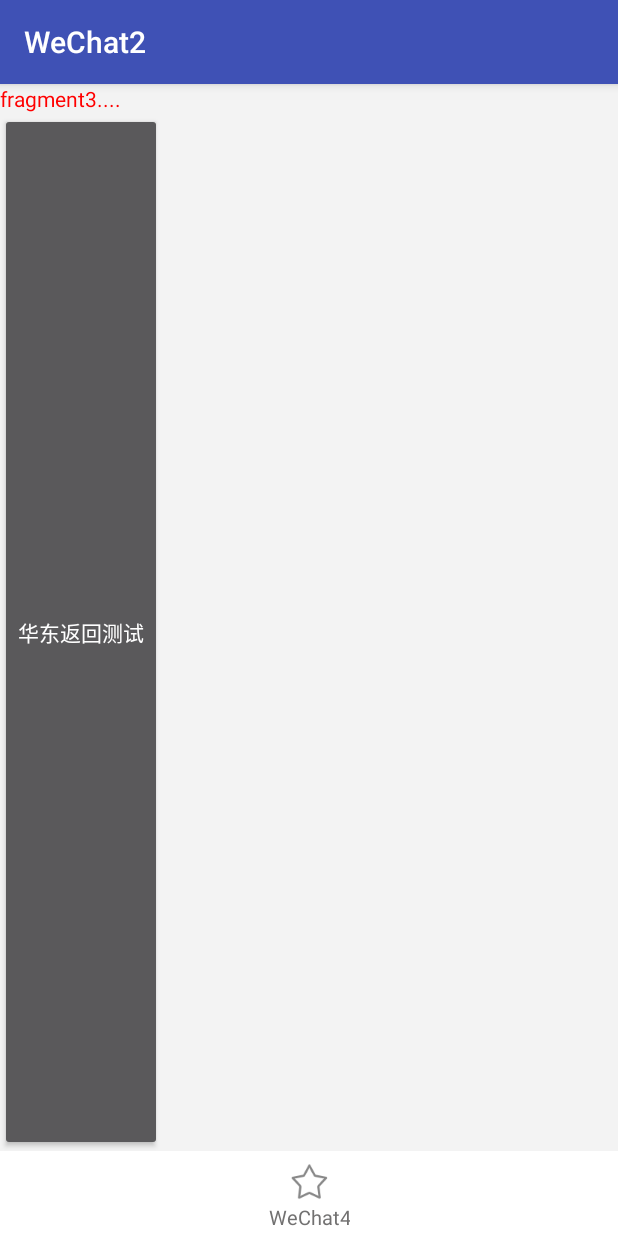
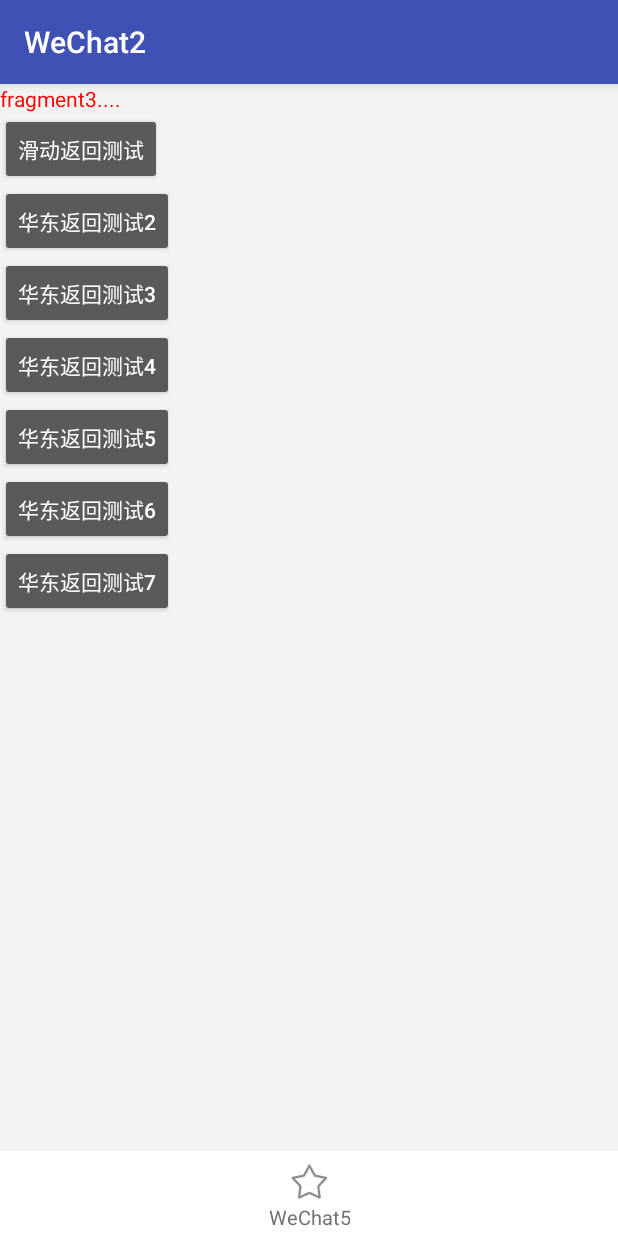
Before and after one commit to Erichkko/WeChat1, an Android app: the fragment Fragment3 placed in its activity, on a phone screen of 412 x 824 dp. Run offline under Robolectric (Android 15) with nearby library versions, the phone set to English and light mode, and no system bars; 1 statement that could not run was skipped.

Commit message:
1.提交新的接口供以后调试使用

```diff
--- a/app/src/main/java/com/eri/wechat2/ui/activity/MainActivity.java
+++ b/app/src/main/java/com/eri/wechat2/ui/activity/MainActivity.java
@@ -14,6 +14,7 @@ import com.eri.wechat2.ui.fragment.Fragment2;
 import com.eri.wechat2.ui.fragment.Fragment3;
 import com.eri.wechat2.ui.fragment.Fragment4;
 import com.eri.wechat2.ui.fragment.Fragment5;
+import com.eri.wechat2.utils.UIUtils;
 
 
 public class MainActivity extends BaseActivity {
@@ -26,7 +27,7 @@ public class MainActivity extends BaseActivity {
     private int mImageViewArray[] = { R.drawable.bg_tabbar_home_selector, R.drawable.bg_tabbar_message_selector,
             R.drawable.bg_tabbar_profile_selector,R.drawable.bg_tabbar_discover_selector,R.drawable.bg_tabbar_fav_selector  };
     private int mTextviewArray[] = { R.string.tab_1_title, R.string.tab_2_title, R.string.tab_3_title,
-            R.string.tab_4_title , R.string.tab_4_title };
+            R.string.tab_4_title , R.string.tab_5_title };
 
     @Override
     protected void initView() {
@@ -68,7 +69,7 @@ public class MainActivity extends BaseActivity {
         imageView.setBackgroundResource(mImageViewArray[index]);
         TextView textView = (TextView) view.findViewById(R.id.textView);
         textView.setText(mTextviewArray[index]);
-        textView.setTextColor(getResources().getColorStateList(
+        textView.setTextColor(UIUtils.getColorStateList(
                 R.color.tab_selector_tv_color));
         return view;
     }
--- a/app/src/main/java/com/eri/wechat2/ui/fragment/Fragment3.java
+++ b/app/src/main/java/com/eri/wechat2/ui/fragment/Fragment3.java
@@ -9,10 +9,20 @@ import android.widget.Button;
 import com.eri.wechat2.R;
 import com.eri.wechat2.ui.activity.Test1Activity;
 import com.eri.wechat2.ui.fragment.base.BaseFragment;
+import com.eri.wechat2.utils.T;
 
 
 public class Fragment3 extends BaseFragment{
     private Button bt_swip_back;
+    private Button bt_bt2;
+    private Button bt_bt3;
+    private Button bt_bt4;
+    private Button bt_bt5;
+    private Button bt_bt6;
+    private Button bt_bt7;
+    private Button bt_bt8;
+    private Button bt_bt9;
+
 
     @Override
     public View initView(LayoutInflater inflater) {
@@ -22,6 +32,14 @@ public class Fragment3 extends BaseFragment{
     @Override
     protected void initFindViewById(View view) {
         bt_swip_back = (Button)view.findViewById(R.id.bt_swip_back);
+        bt_bt2 = (Button)view.findViewById(R.id.bt_bt2);
+        bt_bt3 = (Button)view.findViewById(R.id.bt_bt3);
+        bt_bt4 = (Button)view.findViewById(R.id.bt_bt4);
+        bt_bt5 = (Button)view.findViewById(R.id.bt_bt5);
+        bt_bt6 = (Button)view.findViewById(R.id.bt_bt6);
+        bt_bt7 = (Button)view.findViewById(R.id.bt_bt7);
+//        bt_bt8 = (Button)view.findViewById(R.id.bt_bt8);
+//        bt_bt9 = (Button)view.findViewById(R.id.bt_bt9);
     }
 
     @Override
@@ -33,6 +51,12 @@ public class Fragment3 extends BaseFragment{
     protected void initEvent() {
         super.initEvent();
         bt_swip_back.setOnClickListener(new BtnClickEvent());
+        bt_bt2.setOnClickListener(new BtnClickEvent());
+        bt_bt3.setOnClickListener(new BtnClickEvent());
+        bt_bt4.setOnClickListener(new BtnClickEvent());
+        bt_bt5.setOnClickListener(new BtnClickEvent());
+        bt_bt6.setOnClickListener(new BtnClickEvent());
+        bt_bt7.setOnClickListener(new BtnClickEvent());
     }
 
     private class BtnClickEvent implements View.OnClickListener{
@@ -45,6 +69,24 @@ public class Fragment3 extends BaseFragment{
                     intent.setClass(mActivity, Test1Activity.class);
                     startActivity(intent);
                     break;
+                case R.id.bt_bt2:
+                    T.showShort("2");
+                    break;
+                case R.id.bt_bt3:
+                    T.showShort("3");
+                    break;
+                case R.id.bt_bt4:
+                    T.showShort("4");
+                    break;
+                case R.id.bt_bt5:
+                    T.showShort("5");
+                    break;
+                case R.id.bt_bt6:
+                    T.showShort("6");
+                    break;
+                case R.id.bt_bt7:
+                    T.showShort("7");
+                    break;
                 default:
                     break;
 
--- a/app/src/main/java/com/eri/wechat2/ui/fragment/Fragment5.java
+++ b/app/src/main/java/com/eri/wechat2/ui/fragment/Fragment5.java
@@ -23,7 +23,7 @@ import java.util.Map;
 public class Fragment5 extends BaseFragment{
     @Override
     public View initView(LayoutInflater inflater) {
-        return inflater.inflate(R.layout.frag_fragment4,null);
+        return inflater.inflate(R.layout.frag_fragment5,null);
     }
 
     @Override
--- a/app/src/main/res/layout/frag_fragment3.xml
+++ b/app/src/main/res/layout/frag_fragment3.xml
@@ -10,12 +10,42 @@
     android:text="fragment3...."/>
     <LinearLayout
         android:layout_width="match_parent"
-        android:layout_height="match_parent"
+        android:layout_height="wrap_content"
         android:orientation="vertical">
         <Button
             android:id="@+id/bt_swip_back"
             android:layout_width="wrap_content"
             android:layout_height="match_parent"
-            android:text="华东返回测试"/>
+            android:text="滑动返回测试"/>
+        <Button
+            android:id="@+id/bt_bt2"
+            android:layout_width="wrap_content"
+            android:layout_height="match_parent"
+            android:text="华东返回测试2"/>
+        <Button
+            android:id="@+id/bt_bt3"
+            android:layout_width="wrap_content"
+            android:layout_height="match_parent"
+            android:text="华东返回测试3"/>
+        <Button
+            android:id="@+id/bt_bt4"
+            android:layout_width="wrap_content"
+            android:layout_height="match_parent"
+            android:text="华东返回测试4"/>
+        <Button
+            android:id="@+id/bt_bt5"
+            android:layout_width="wrap_content"
+            android:layout_height="match_parent"
+            android:text="华东返回测试5"/>
+        <Button
+            android:id="@+id/bt_bt6"
+            android:layout_width="wrap_content"
+            android:layout_height="match_parent"
+            android:text="华东返回测试6"/>
+        <Button
+            android:id="@+id/bt_bt7"
+            android:layout_width="wrap_content"
+            android:layout_height="match_parent"
+            android:text="华东返回测试7"/>
     </LinearLayout>
 </LinearLayout>
--- a/app/src/main/res/values/strings.xml
+++ b/app/src/main/res/values/strings.xml
@@ -5,5 +5,6 @@
     <string name="tab_2_title">WeChat2</string>
     <string name="tab_3_title">WeChat3</string>
     <string name="tab_4_title">WeChat4</string>
+    <string name="tab_5_title">WeChat5</string>
 
 </resources>
```
Also changed, not shown: app/src/main/res/layout/frag_fragment5.xml (added, +10 -0 lines).
